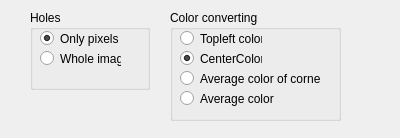
Above: PixelPicture/importsettings.ui from sophiemax/AnimE before the change. Below: the same form after it.
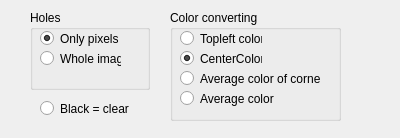
That is the form after the change.

Commit message:
Black = clear added
Not tested!

```diff
--- a/PixelPicture/importsettings.ui
+++ b/PixelPicture/importsettings.ui
@@ -123,6 +123,19 @@
     </property>
    </widget>
   </widget>
+  <widget class="QRadioButton" name="blackisclear">
+   <property name="geometry">
+    <rect>
+     <x>40</x>
+     <y>100</y>
+     <width>121</width>
+     <height>17</height>
+    </rect>
+   </property>
+   <property name="text">
+    <string>Black = clear</string>
+   </property>
+  </widget>
  </widget>
  <resources/>
  <connections/>
```
The commit also changes 4 other files.
